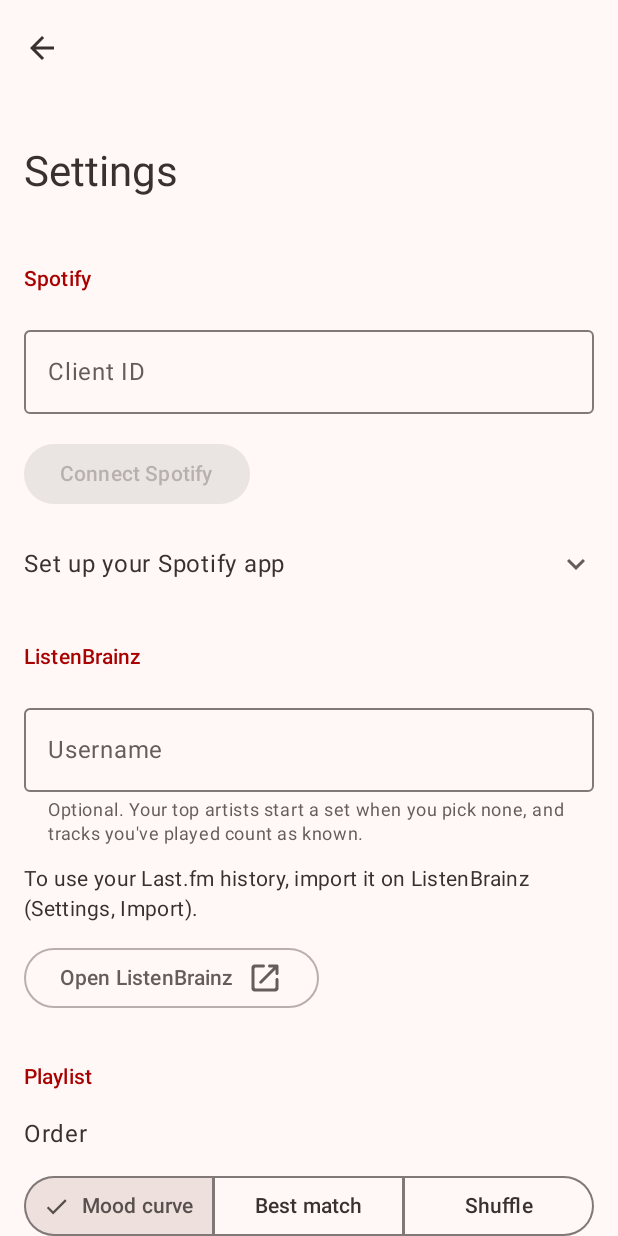
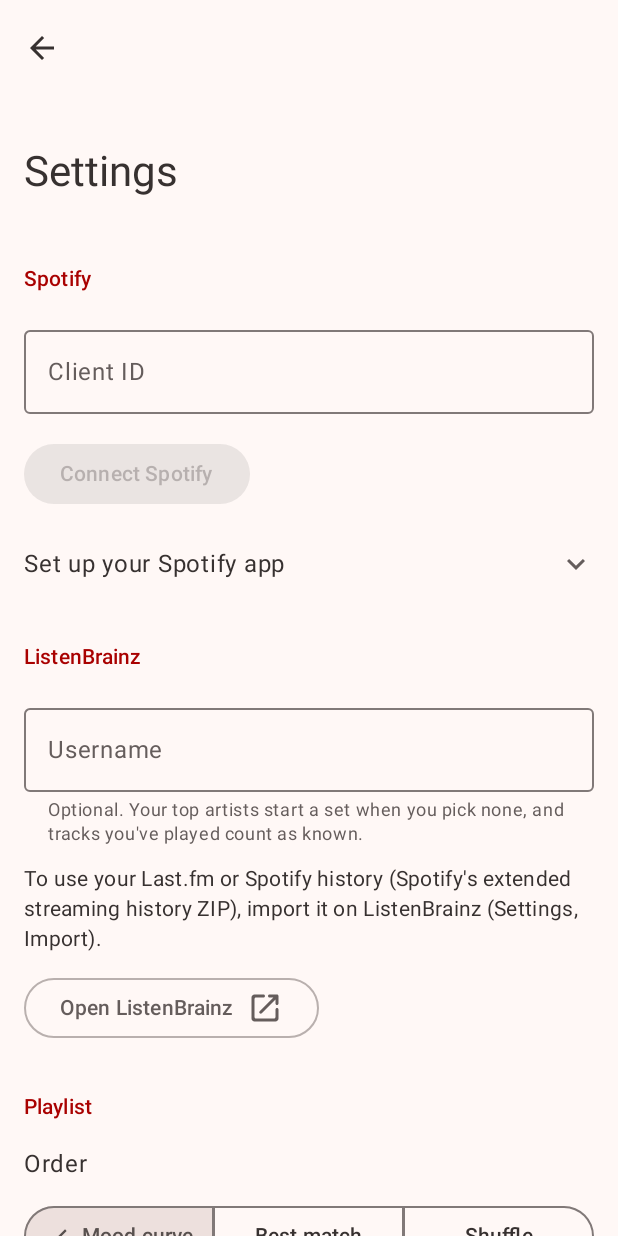
Before and after one commit to wimvdon/player, an Android app built with Jetpack Compose: the screen it shows after launch (MainActivity), after a tap on "Set up your Spotify app", on a phone screen of 412 x 824 dp. Run offline under Robolectric (Android 15) with nearby library versions, the phone set to English and light mode, and no system bars; libraries missing offline, so code that uses them is left out: com.spotify.sdk; 1 other tap on this screen came first.

Commit message:
Point to ListenBrainz for importing Spotify streaming history (#9)
ListenBrainz imports Spotify's Extended Streaming History ZIP itself, and
Player already reads ListenBrainz top artists and recordings, so the
planned in-app import is dropped. Settings and README now mention it.


Claude-Session: https://claude.ai/code/session_016Rkgre45bUryihpiPuLWRs

Co-authored-by: Claude <noreply@anthropic.com>

```diff
--- a/app/src/main/res/values/strings.xml
+++ b/app/src/main/res/values/strings.xml
@@ -146,7 +146,7 @@
     <string name="cache_top_tracks">Top tracks</string>
     <string name="settings_listenbrainz_username">Username</string>
     <string name="settings_listenbrainz_help">Optional. Your top artists start a set when you pick none, and tracks you\'ve played count as known.</string>
-    <string name="settings_listenbrainz_import">To use your Last.fm history, import it on ListenBrainz (Settings, Import).</string>
+    <string name="settings_listenbrainz_import">To use your Last.fm or Spotify history (Spotify\'s extended streaming history ZIP), import it on ListenBrainz (Settings, Import).</string>
     <string name="action_open_listenbrainz">Open ListenBrainz</string>
     <plurals name="preview_summary">
         <item quantity="one">%1$d track from %2$d artists</item>
```
Also changed, not shown: 7 other files.
